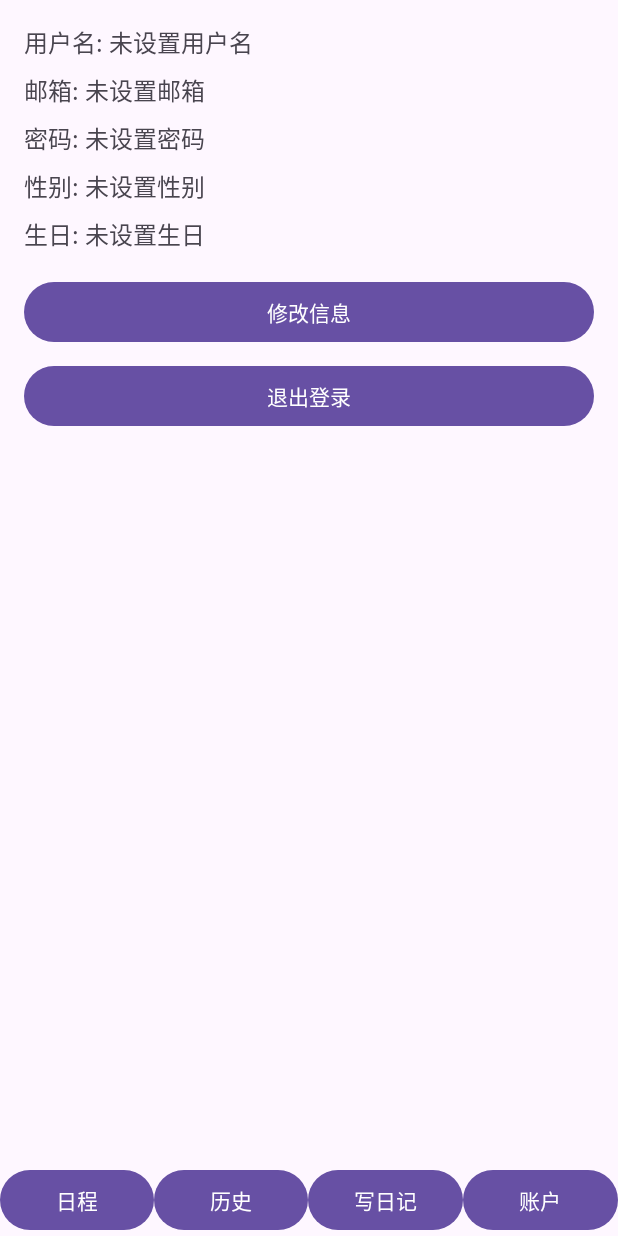
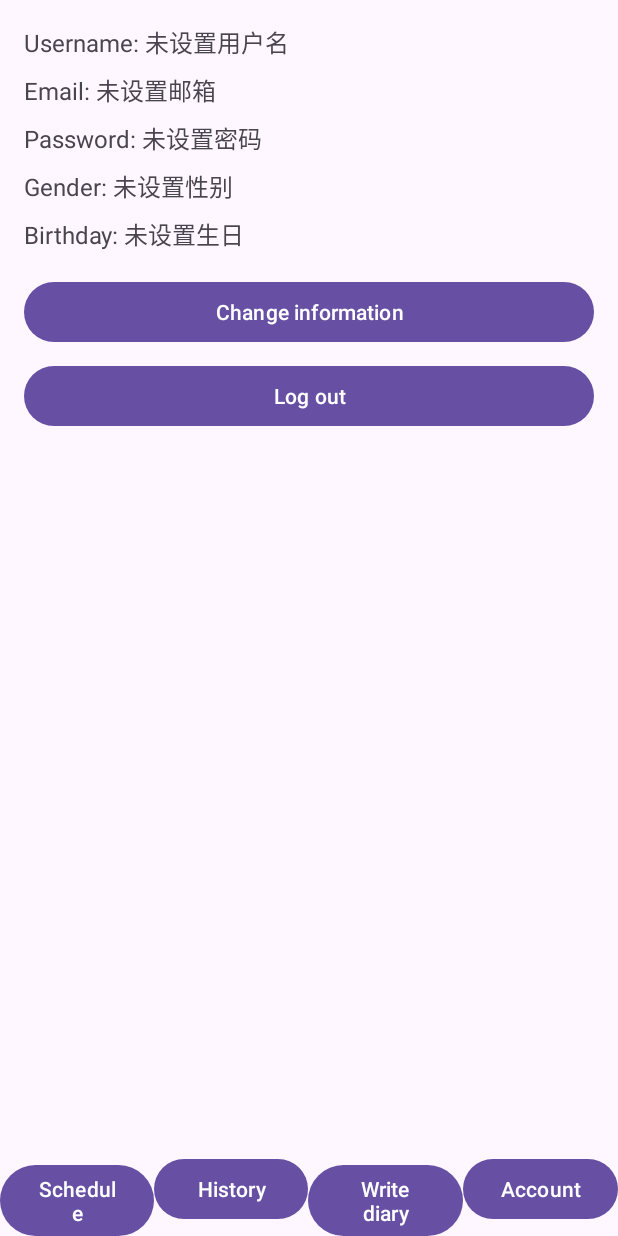
Before and after one commit to jiawei0825/Diary-Master, an Android app: the fragment AccountFragment placed in its activity, on a phone screen of 412 x 824 dp. Run offline under Robolectric (Android 15) with nearby library versions, the phone set to English and light mode, and no system bars.

Commit message:
Update comment

```diff
--- a/app/src/main/java/com/example/android_diary_application/data/FirestoreRepository.java
+++ b/app/src/main/java/com/example/android_diary_application/data/FirestoreRepository.java
@@ -10,14 +10,14 @@ public class FirestoreRepository {
     }
 
     public void addDataToFirestore(DiaryEntry data) {
-        // 使用 db 进行 Firestore 操作
+        // Use db to operate Firestore
         db.collection("diary_entries")
                 .add(data)
                 .addOnSuccessListener(documentReference -> {
-                    // 添加成功的回调
+                    // Add successful callback
                 })
                 .addOnFailureListener(e -> {
-                    // 添加失败的回调
+                    // Add failed callback
                 });
     }
 }
--- a/app/src/main/java/com/example/android_diary_application/ui/CustomListViewAdapter.java
+++ b/app/src/main/java/com/example/android_diary_application/ui/CustomListViewAdapter.java
@@ -27,10 +27,10 @@ public class CustomListViewAdapter extends ArrayAdapter<String> {
         LayoutInflater inflater = (LayoutInflater) context.getSystemService(Context.LAYOUT_INFLATER_SERVICE);
         convertView = inflater.inflate(R.layout.mainlist_item, parent, false);
 
-        // 获取自定义布局中的TextView
+        // Obtain a TextView from a custom layout
         TextView textView = convertView.findViewById(R.id.function);
 
-        // 从数据源中获取数据并设置到TextView上
+        // Get data from the data source and set it to a TextView
         String item = getItem(position);
         textView.setText(item);
 
--- a/app/src/main/java/com/example/android_diary_application/ui/HomePage.java
+++ b/app/src/main/java/com/example/android_diary_application/ui/HomePage.java
@@ -19,10 +19,10 @@ public class HomePage extends AppCompatActivity {
         super.onCreate(savedInstanceState);
         setContentView(R.layout.activity_home_page);
 
-        // 默认显示日程页面
+        // The calendar page is displayed by default
         loadFragment(new ScheduleFragment());
 
-        // 设置按钮点击事件
+        // Set button click event
         Button btnSchedule = findViewById(R.id.btnSchedule);
         Button btnHistory = findViewById(R.id.btnHistory);
         Button btnWrite = findViewById(R.id.btnWrite);
--- a/app/src/main/java/com/example/android_diary_application/ui/fragments/AccountFragment.java
+++ b/app/src/main/java/com/example/android_diary_application/ui/fragments/AccountFragment.java
@@ -57,20 +57,20 @@ public class AccountFragment extends Fragment {
 
         sharedPreferences = requireContext().getSharedPreferences("UserPrefs", Context.MODE_PRIVATE);
 
-        // 初始化状态
+        // Initialize state
         loadUserInfo();
         toggleEditMode(false);
 
-        // 修改按钮
+        // Change button
         buttonEdit.setOnClickListener(v -> toggleEditMode(true));
 
-        // 保存按钮
+        // Save button
         buttonSave.setOnClickListener(v -> saveUserInfo());
 
-        // 生日选择器
+        // Birthday selector
         editTextBirthday.setOnClickListener(v -> showDatePickerDialog());
 
-        // 登出按钮
+        // Button of log out
         buttonLogout.setOnClickListener(v -> logout());
 
         return view;
@@ -83,11 +83,11 @@ public class AccountFragment extends Fragment {
         String gender = sharedPreferences.getString("gender", "未设置性别");
         String birthday = sharedPreferences.getString("birthday", "未设置生日");
 
-        textViewUsername.setText("用户名: " + username);
-        textViewEmail.setText("邮箱: " + email);
-        textViewPassword.setText("密码: " + password);
-        textViewGender.setText("性别: " + gender);
-        textViewBirthday.setText("生日: " + birthday);
+        textViewUsername.setText("Username: " + username);
+        textViewEmail.setText("Email: " + email);
+        textViewPassword.setText("Password: " + password);
+        textViewGender.setText("Gender: " + gender);
+        textViewBirthday.setText("Birthday: " + birthday);
 
         editTextUsername.setText(username);
         editTextEmail.setText(email);
@@ -104,7 +104,7 @@ public class AccountFragment extends Fragment {
         String birthday = editTextBirthday.getText().toString().trim();
 
         if (TextUtils.isEmpty(username) || TextUtils.isEmpty(email) || TextUtils.isEmpty(password)) {
-            Toast.makeText(getContext(), "用户名、邮箱和密码不能为空", Toast.LENGTH_SHORT).show();
+            Toast.makeText(getContext(), "Username, email and password can not be bull", Toast.LENGTH_SHORT).show();
             return;
         }
 
@@ -116,7 +116,7 @@ public class AccountFragment extends Fragment {
         editor.putString("birthday", birthday);
         editor.apply();
 
-        Toast.makeText(getContext(), "信息已保存", Toast.LENGTH_SHORT).show();
+        Toast.makeText(getContext(), "Information saved", Toast.LENGTH_SHORT).show();
 
         loadUserInfo();
         toggleEditMode(false);
@@ -124,14 +124,14 @@ public class AccountFragment extends Fragment {
 
     private void toggleEditMode(boolean isEditMode) {
         if (isEditMode) {
-            // 显示 EditText
+            // Show EditText
             editTextUsername.setVisibility(View.VISIBLE);
             editTextEmail.setVisibility(View.VISIBLE);
             editTextPassword.setVisibility(View.VISIBLE);
             editTextGender.setVisibility(View.VISIBLE);
             editTextBirthday.setVisibility(View.VISIBLE);
 
-            // 隐藏 TextView
+            // Hide TextView
             textViewUsername.setVisibility(View.GONE);
             textViewEmail.setVisibility(View.GONE);
             textViewPassword.setVisibility(View.GONE);
@@ -141,14 +141,14 @@ public class AccountFragment extends Fragment {
             buttonSave.setVisibility(View.VISIBLE);
             buttonEdit.setVisibility(View.GONE);
         } else {
-            // 显示 TextView
+            // Show TextView
             textViewUsername.setVisibility(View.VISIBLE);
             textViewEmail.setVisibility(View.VISIBLE);
             textViewPassword.setVisibility(View.VISIBLE);
             textViewGender.setVisibility(View.VISIBLE);
             textViewBirthday.setVisibility(View.VISIBLE);
 
-            // 隐藏 EditText
+            // Hide EditText
             editTextUsername.setVisibility(View.GONE);
             editTextEmail.setVisibility(View.GONE);
             editTextPassword.setVisibility(View.GONE);
--- a/app/src/main/java/com/example/android_diary_application/ui/fragments/HistoryFragment.java
+++ b/app/src/main/java/com/example/android_diary_application/ui/fragments/HistoryFragment.java
@@ -31,7 +31,7 @@ public class HistoryFragment extends Fragment {
         recyclerView = view.findViewById(R.id.recyclerViewHistory);
         recyclerView.setLayoutManager(new LinearLayoutManager(getContext()));
 
-        // 加载日记数据
+        // Load diary data
         List<String> diaryEntries = loadDiaryEntries();
         itemAdapter = new ItemAdapter(diaryEntries);
         recyclerView.setAdapter(itemAdapter);
@@ -45,7 +45,7 @@ public class HistoryFragment extends Fragment {
 
         List<String> diaryList = new ArrayList<>();
         if (!savedDiaries.isEmpty()) {
-            String[] diaries = savedDiaries.split("\\|\\|"); // 根据 "||" 分割日记
+            String[] diaries = savedDiaries.split("\\|\\|"); // According to "||" to split diary
             for (String diary : diaries) {
                 diaryList.add(diary);
             }
--- a/app/src/main/res/layout/activity_home_page.xml
+++ b/app/src/main/res/layout/activity_home_page.xml
@@ -3,14 +3,14 @@
     android:layout_width="match_parent"
     android:layout_height="match_parent">
 
-    <!-- 页面内容 -->
+    <!-- Page content -->
     <FrameLayout
         android:id="@+id/frameLayoutContent"
         android:layout_width="match_parent"
         android:layout_height="match_parent"
         android:layout_above="@id/buttonLayout" />
 
-    <!-- 按钮布局 -->
+    <!-- Button layout -->
     <LinearLayout
         android:id="@+id/buttonLayout"
         android:layout_width="match_parent"
@@ -19,36 +19,36 @@
         android:orientation="horizontal"
         android:weightSum="4">
 
-        <!-- 日程按钮 -->
+        <!-- Schedule button -->
         <Button
             android:id="@+id/btnSchedule"
             android:layout_width="0dp"
             android:layout_height="wrap_content"
             android:layout_weight="1"
-            android:text="日程" />
+            android:text="Schedule" />
 
-        <!-- 历史按钮 -->
+        <!-- History button -->
         <Button
             android:id="@+id/btnHistory"
             android:layout_width="0dp"
             android:layout_height="wrap_content"
             android:layout_weight="1"
-            android:text="历史" />
+            android:text="History" />
 
-        <!-- 写日记按钮 -->
+        <!-- Write diary button -->
         <Button
             android:id="@+id/btnWrite"
             android:layout_width="0dp"
             android:layout_height="wrap_content"
             android:layout_weight="1"
-            android:text="写日记" />
+            android:text="Write diary" />
 
-        <!-- 账户按钮 -->
+        <!-- Account button -->
         <Button
             android:id="@+id/btnAccount"
             android:layout_width="0dp"
             android:layout_height="wrap_content"
             android:layout_weight="1"
-            android:text="账户" />
+            android:text="Account" />
     </LinearLayout>
 </RelativeLayout>
--- a/app/src/main/res/layout/fragment_account.xml
+++ b/app/src/main/res/layout/fragment_account.xml
@@ -48,7 +48,7 @@
             android:id="@+id/editTextUsername"
             android:layout_width="match_parent"
             android:layout_height="wrap_content"
-            android:hint="用户名"
+            android:hint="Username"
             android:visibility="gone"
             android:textSize="16sp" />
 
@@ -56,7 +56,7 @@
             android:id="@+id/editTextEmail"
             android:layout_width="match_parent"
             android:layout_height="wrap_content"
-            android:hint="邮箱"
+            android:hint="Email"
             android:inputType="textEmailAddress"
             android:visibility="gone"
             android:textSize="16sp"
@@ -66,7 +66,7 @@
             android:id="@+id/editTextPassword"
             android:layout_width="match_parent"
             android:layout_height="wrap_content"
-            android:hint="密码"
+            android:hint="Password"
             android:inputType="textPassword"
             android:visibility="gone"
             android:textSize="16sp"
@@ -76,7 +76,7 @@
             android:id="@+id/editTextGender"
             android:layout_width="match_parent"
             android:layout_height="wrap_content"
-            android:hint="性别"
+            android:hint="Gender"
             android:visibility="gone"
             android:textSize="16sp"
             android:layout_marginTop="8dp" />
@@ -85,7 +85,7 @@
             android:id="@+id/editTextBirthday"
             android:layout_width="match_parent"
             android:layout_height="wrap_content"
-            android:hint="生日"
+            android:hint="Birthday"
             android:focusable="false"
             android:clickable="true"
             android:visibility="gone"
@@ -97,14 +97,14 @@
             android:id="@+id/buttonEdit"
             android:layout_width="match_parent"
             android:layout_height="wrap_content"
-            android:text="修改信息"
+            android:text="Change information"
             android:layout_marginTop="16dp" />
 
         <Button
             android:id="@+id/buttonSave"
             android:layout_width="match_parent"
             android:layout_height="wrap_content"
-            android:text="保存信息"
+            android:text="Save information"
             android:visibility="gone"
             android:layout_marginTop="16dp" />
 
@@ -112,7 +112,7 @@
             android:id="@+id/buttonLogout"
             android:layout_width="match_parent"
             android:layout_height="wrap_content"
-            android:text="退出登录"
+            android:text="Log out"
             android:layout_marginTop="8dp" />
     </LinearLayout>
 </ScrollView>
```
Also changed, not shown: app/src/main/java/com/example/android_diary_application/adapter/ItemAdapter.java (+7 -7 lines), app/src/main/java/com/example/android_diary_application/data/DiaryEntry.java (+5 -5 lines), app/src/main/java/com/example/android_diary_application/ui/Chat/ChatActivity.java (+14 -12 lines), app/src/main/java/com/example/android_diary_application/ui/LoginPage.java (+7 -7 lines), app/src/main/java/com/example/android_diary_application/ui/MainActivity.java (+4 -4 lines), app/src/main/java/com/example/android_diary_application/ui/RegisterPage.java (+10 -10 lines), app/src/main/java/com/example/android_diary_application/ui/fragments/WriteDiaryFragment.java (+10 -10 lines), app/src/main/res/layout/edit_page.xml (+8 -8 lines), app/src/main/res/layout/fragment_write_diary.xml (+9 -9 lines), app/src/main/res/layout/login_page.xml (+9 -9 lines), app/src/main/res/layout/register_page.xml (+10 -10 lines), app/src/main/res/layout/user_page.xml (+9 -9 lines).
